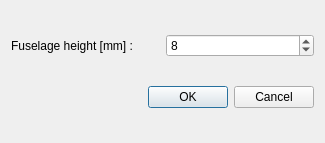
This is resources/adrSections.ui in CLGH/Ader as Qt 5 draws it before an edit. The edited form follows.
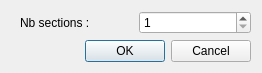
This is the edited form.

Patch:
```diff
--- a/resources/adrSections.ui
+++ b/resources/adrSections.ui
@@ -9,8 +9,8 @@
    <rect>
     <x>0</x>
     <y>0</y>
-    <width>325</width>
-    <height>143</height>
+    <width>262</width>
+    <height>73</height>
    </rect>
   </property>
   <property name="windowTitle">
@@ -19,25 +19,25 @@
   <layout class="QVBoxLayout" name="verticalLayout_2">
    <item>
     <layout class="QGridLayout" name="gridLayout_2">
-     <item row="1" column="0">
-      <layout class="QGridLayout" name="gridLayout" rowstretch="0,0,0">
-       <item row="2" column="0">
-        <widget class="QLabel" name="lHeight">
-         <property name="text">
-          <string>Fuselage height [mm] :</string>
-         </property>
-        </widget>
-       </item>
+     <item row="0" column="0">
+      <layout class="QGridLayout" name="gridLayout">
+       <property name="leftMargin">
+        <number>9</number>
+       </property>
        <item row="2" column="1">
-        <widget class="QSpinBox" name="sbNbSections">
+        <widget class="QDoubleSpinBox" name="sbNbSections">
+         <property name="decimals">
+          <number>0</number>
+         </property>
          <property name="minimum">
-          <number>4</number>
+          <double>1.000000000000000</double>
          </property>
-         <property name="maximum">
-          <number>99</number>
-         </property>
-         <property name="value">
-          <number>8</number>
+        </widget>
+       </item>
+       <item row="2" column="0">
+        <widget class="QLabel" name="lNbSections">
+         <property name="text">
+          <string>Nb sections :</string>
          </property>
         </widget>
        </item>
```
Left out of the diff: 28 changed lines with no effect on the pictures.
